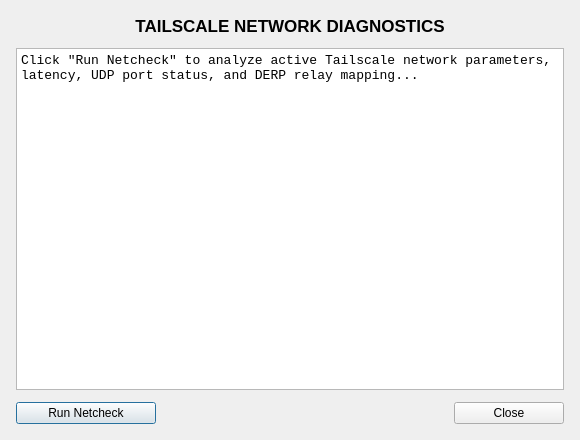
Qt form pygui/dialogs/diagnostics.ui (Arean82/Tailscale-Headscale-Client) before a commit.
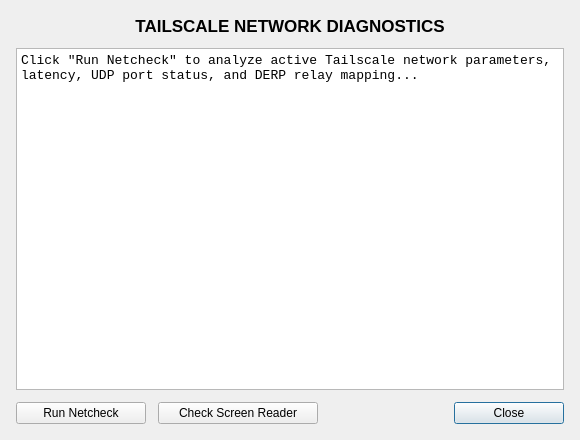
The same form after that commit.

What changed in the file:
```diff
--- a/pygui/dialogs/diagnostics.ui
+++ b/pygui/dialogs/diagnostics.ui
@@ -69,7 +69,7 @@
       <widget class="QPushButton" name="btnRunDiagnostics">
        <property name="minimumSize">
         <size>
-         <width>140</width>
+         <width>130</width>
          <height>0</height>
         </size>
        </property>
@@ -78,6 +78,25 @@
        </property>
       </widget>
      </item>
+     <item>
+      <widget class="QPushButton" name="btnCheckA11y">
+       <property name="accessibleName">
+        <string>Test Screen Reader and Accessibility Health Button</string>
+       </property>
+       <property name="accessibleDescription">
+        <string>Verifies if Orca, AT-SPI2, or Windows speech media packs are installed and provides remediation commands if missing.</string>
+       </property>
+       <property name="minimumSize">
+        <size>
+         <width>160</width>
+         <height>0</height>
+        </size>
+       </property>
+       <property name="text">
+        <string>Check Screen Reader</string>
+       </property>
+      </widget>
+     </item>
      <item>
       <spacer name="horizontalSpacer">
        <property name="orientation">
@@ -102,6 +121,12 @@
        <property name="text">
         <string>Close</string>
        </property>
+       <property name="default">
+        <bool>true</bool>
+       </property>
+       <property name="autoDefault">
+        <bool>true</bool>
+       </property>
       </widget>
      </item>
     </layout>
```
